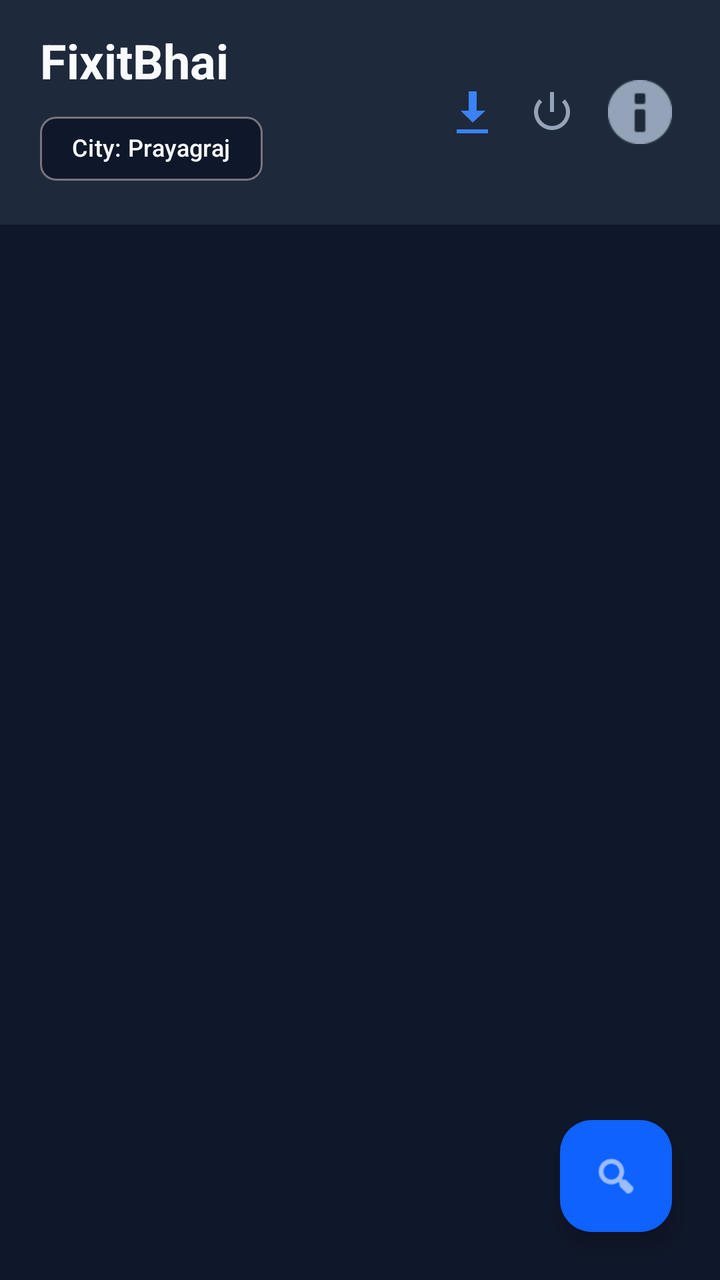
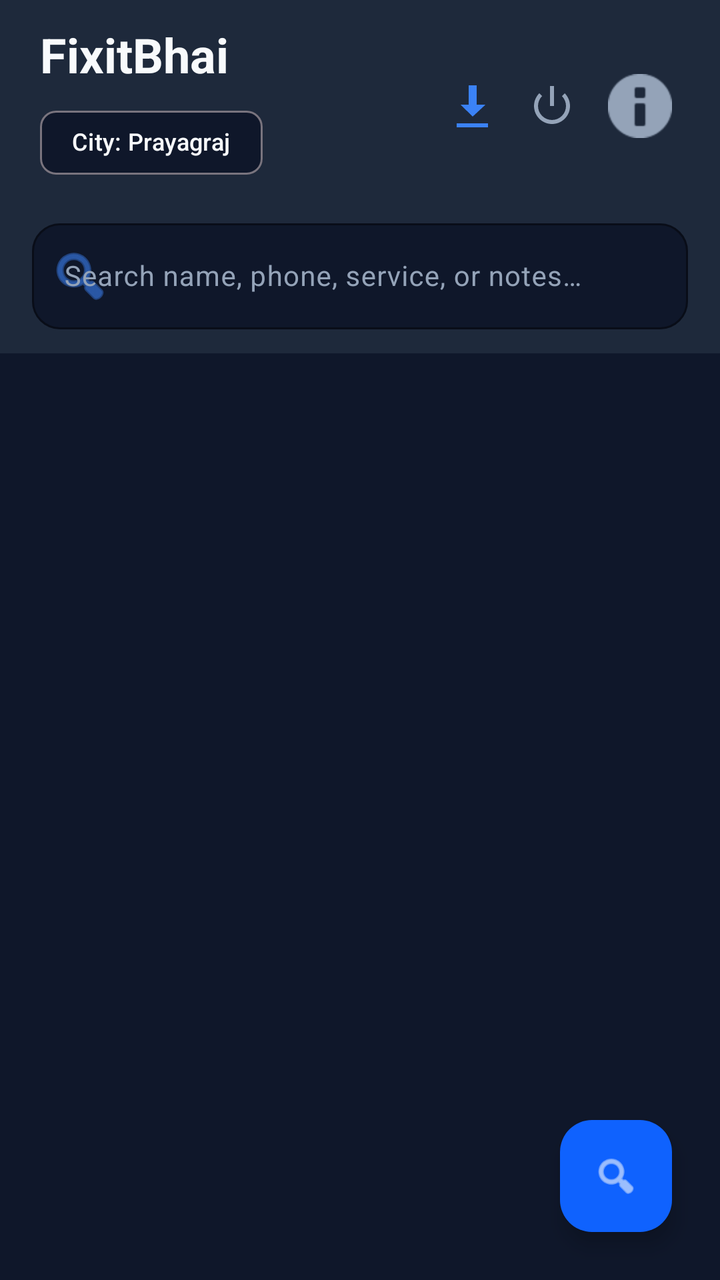

Screens rendered from an Android XML layout before and after an edit, with the pre-edit source and the edit as a unified diff.
<!-- AndroidManifest.xml: application theme Theme.FixitBhai -->
<!-- res/layout/activity_main.xml -->
<?xml version="1.0" encoding="utf-8"?>
<androidx.coordinatorlayout.widget.CoordinatorLayout xmlns:android="http://schemas.android.com/apk/res/android"
    xmlns:app="http://schemas.android.com/apk/res-auto"
    xmlns:tools="http://schemas.android.com/tools"
    android:layout_width="match_parent"
    android:layout_height="match_parent"
    android:background="@color/bg_dark"
    tools:context=".MainActivity">

    
    <com.google.android.material.appbar.AppBarLayout
        android:layout_width="match_parent"
        android:layout_height="wrap_content"
        android:background="@color/surface_dark"
        app:elevation="0dp">

        <RelativeLayout
            android:layout_width="match_parent"
            android:layout_height="wrap_content"
            android:paddingHorizontal="20dp"
            android:paddingVertical="14dp">

            <LinearLayout
                android:layout_width="wrap_content"
                android:layout_height="wrap_content"
                android:layout_alignParentStart="true"
                android:layout_centerVertical="true"
                android:orientation="vertical">

                <TextView
                    android:id="@+id/tvAppTitle"
                    android:layout_width="wrap_content"
                    android:layout_height="wrap_content"
                    android:text="FixitBhai"
                    android:textColor="@color/text_primary"
                    android:textSize="24sp"
                    android:textStyle="bold" />

                
                <com.google.android.material.chip.Chip
                    android:id="@+id/chipCitySelect"
                    android:layout_width="wrap_content"
                    android:layout_height="wrap_content"
                    android:layout_marginTop="4dp"
                    android:text="City: Prayagraj"
                    android:textColor="@color/text_primary"
                    android:textSize="12sp"
                    app:chipBackgroundColor="@color/bg_dark"
                    app:chipIconTint="@color/accent_blue"
                    app:chipMinHeight="32dp"
                    app:strokeColor="@color/accent_blue"
                    app:strokeWidth="1dp" />

            </LinearLayout>

            
            <LinearLayout
                android:layout_width="wrap_content"
                android:layout_height="wrap_content"
                android:layout_alignParentEnd="true"
                android:layout_centerVertical="true"
                android:gravity="center_vertical"
                android:orientation="horizontal">

                
                <ImageButton
                    android:id="@+id/btnCloudSync"
                    android:layout_width="40dp"
                    android:layout_height="40dp"
                    android:background="?attr/selectableItemBackgroundBorderless"
                    android:contentDescription="Cloud Import"
                    android:padding="8dp"
                    android:src="@android:drawable/stat_sys_download_done"
                    app:tint="@color/accent_blue" />

                
                <ImageButton
                    android:id="@+id/btnLogout"
                    android:layout_width="40dp"
                    android:layout_height="40dp"
                    android:layout_marginEnd="4dp"
                    android:background="?attr/selectableItemBackgroundBorderless"
                    android:contentDescription="Logout"
                    android:padding="8dp"
                    android:src="@android:drawable/ic_lock_power_off"
                    app:tint="@color/text_secondary" />

                
                <ImageButton
                    android:id="@+id/btnAbout"
                    android:layout_width="40dp"
                    android:layout_height="40dp"
                    android:background="?attr/selectableItemBackgroundBorderless"
                    android:contentDescription="About Info"
                    android:padding="8dp"
                    android:src="@android:drawable/ic_dialog_info"
                    app:tint="@color/text_secondary" />

            </LinearLayout>

        </RelativeLayout>
    </com.google.android.material.appbar.AppBarLayout>

    <androidx.core.widget.NestedScrollView
        android:layout_width="match_parent"
        android:layout_height="match_parent"
        app:layout_behavior="@string/appbar_scrolling_view_behavior">

        <LinearLayout
            android:layout_width="match_parent"
            android:layout_height="wrap_content"
            android:orientation="vertical"
            android:paddingVertical="12dp">

            
            <HorizontalScrollView
                android:layout_width="match_parent"
                android:layout_height="wrap_content"
                android:paddingHorizontal="12dp"
                android:scrollbars="none">

                <com.google.android.material.chip.ChipGroup
                    android:id="@+id/chipGroupCategories"
                    android:layout_width="wrap_content"
                    android:layout_height="wrap_content"
                    app:singleLine="true"
                    app:singleSelection="true" />
            </HorizontalScrollView>

            <FrameLayout
                android:layout_width="match_parent"
                android:layout_height="wrap_content"
                android:layout_marginTop="8dp">

                <androidx.recyclerview.widget.RecyclerView
                    android:id="@+id/recyclerViewContacts"
                    android:layout_width="match_parent"
                    android:layout_height="wrap_content"
                    android:nestedScrollingEnabled="false" />

                <ProgressBar
                    android:id="@+id/progressBar"
                    android:layout_width="wrap_content"
                    android:layout_height="wrap_content"
                    android:layout_gravity="center"
                    android:layout_marginTop="32dp"
                    android:visibility="gone" />

                <LinearLayout
                    android:id="@+id/emptyStateLayout"
                    android:layout_width="match_parent"
                    android:layout_height="wrap_content"
                    android:gravity="center"
                    android:orientation="vertical"
                    android:paddingVertical="64dp"
                    android:visibility="gone">

                    <TextView
                        android:layout_width="wrap_content"
                        android:layout_height="wrap_content"
                        android:text="No Contacts Found"
                        android:textColor="@color/text_primary"
                        android:textSize="18sp"
                        android:textStyle="bold" />

                    <TextView
                        android:layout_width="wrap_content"
                        android:layout_height="wrap_content"
                        android:layout_marginTop="6dp"
                        android:text="Tap the cloud icon above or search to scan contacts."
                        android:textColor="@color/text_secondary"
                        android:textSize="14sp" />
                </LinearLayout>
            </FrameLayout>

        </LinearLayout>
    </androidx.core.widget.NestedScrollView>

    <com.google.android.material.floatingactionbutton.FloatingActionButton
        android:id="@+id/btnSearch"
        android:layout_width="wrap_content"
        android:layout_height="wrap_content"
        android:layout_gravity="bottom|end"
        android:layout_margin="24dp"
        android:contentDescription="Search &amp; Sync"
        android:src="@android:drawable/ic_menu_search"
        app:backgroundTint="@color/primary_blue"
        app:tint="@color/text_primary" />

</androidx.coordinatorlayout.widget.CoordinatorLayout>
<!-- resources referenced by this layout -->
<resources>
  <color name="accent_blue">#3B82F6</color>
  <color name="bg_dark">#0F172A</color>
  <color name="primary_blue">#0F62FE</color>
  <color name="surface_dark">#1E293B</color>
  <color name="text_primary">#F8FAFC</color>
  <color name="text_secondary">#94A3B8</color>
  <style name="Theme.FixitBhai" parent="Theme.Material3.DayNight.NoActionBar">
          
          <item name="colorPrimary">@color/primary_blue</item>
          <item name="colorOnPrimary">@color/text_primary</item>
          <item name="colorPrimaryContainer">@color/surface_variant</item>
          <item name="colorOnPrimaryContainer">@color/text_primary</item>
  
          
          <item name="colorSecondary">@color/accent_blue</item>
          <item name="colorOnSecondary">@color/text_primary</item>
  
          
          <item name="android:windowBackground">@color/bg_dark</item>
          <item name="colorSurface">@color/surface_dark</item>
          <item name="colorOnSurface">@color/text_primary</item>
          <item name="colorSurfaceVariant">@color/surface_variant</item>
          <item name="colorOnSurfaceVariant">@color/text_secondary</item>
  
          
          <item name="android:statusBarColor">@color/bg_dark</item>
          <item name="android:navigationBarColor">@color/bg_dark</item>
  
          
          <item name="materialCardViewStyle">@style/SleekCardStyle</item>
      </style>
  <color name="surface_variant">#334155</color>
  <style name="SleekCardStyle" parent="Widget.Material3.CardView.Filled">
          <item name="cardBackgroundColor">@color/surface_dark</item>
          <item name="cardCornerRadius">16dp</item>
  
          <item name="strokeColor">#1E293B</item>
          <item name="strokeWidth">1dp</item>
      </style>
</resources>

<!-- the commit's change to res/layout/activity_main.xml (unified diff, before → after) -->
@@ -18,7 +18,8 @@
             android:layout_width="match_parent"
             android:layout_height="wrap_content"
             android:paddingHorizontal="20dp"
-            android:paddingVertical="14dp">
+            android:paddingTop="14dp"
+            android:paddingBottom="8dp">
 
             <LinearLayout
                 android:layout_width="wrap_content"
@@ -99,6 +100,38 @@
             </LinearLayout>
 
         </RelativeLayout>
+
+        
+        <com.google.android.material.textfield.TextInputLayout
+            android:id="@+id/tilSearch"
+            style="@style/Widget.Material3.TextInputLayout.OutlinedBox"
+            android:layout_width="match_parent"
+            android:layout_height="wrap_content"
+            android:layout_marginHorizontal="16dp"
+            android:layout_marginBottom="12dp"
+            android:hint="@string/search_hint"
+            android:textColorHint="@color/text_secondary"
+            app:boxBackgroundColor="@color/bg_dark"
+            app:boxCornerRadiusBottomEnd="14dp"
+            app:boxCornerRadiusBottomStart="14dp"
+            app:boxCornerRadiusTopEnd="14dp"
+            app:boxCornerRadiusTopStart="14dp"
+            app:boxStrokeColor="@color/accent_blue"
+            app:endIconMode="clear_text"
+            app:endIconTint="@color/text_secondary"
+            app:startIconDrawable="@android:drawable/ic_menu_search"
+            app:startIconTint="@color/accent_blue">
+
+            <com.google.android.material.textfield.TextInputEditText
+                android:id="@+id/etSearch"
+                android:layout_width="match_parent"
+                android:layout_height="wrap_content"
+                android:imeOptions="actionSearch"
+                android:inputType="text"
+                android:textColor="@color/text_primary"
+                android:textSize="14sp" />
+        </com.google.android.material.textfield.TextInputLayout>
+
     </com.google.android.material.appbar.AppBarLayout>
 
     <androidx.core.widget.NestedScrollView
<!-- resource entries referenced after the edit -->
@@ -6,6 +6,7 @@
   <color name="surface_dark">#1E293B</color>
   <color name="text_primary">#F8FAFC</color>
   <color name="text_secondary">#94A3B8</color>
+  <string name="search_hint">Search name, phone, service, or notes…</string>
   <style name="Theme.FixitBhai" parent="Theme.Material3.DayNight.NoActionBar">
           
           <item name="colorPrimary">@color/primary_blue</item>
